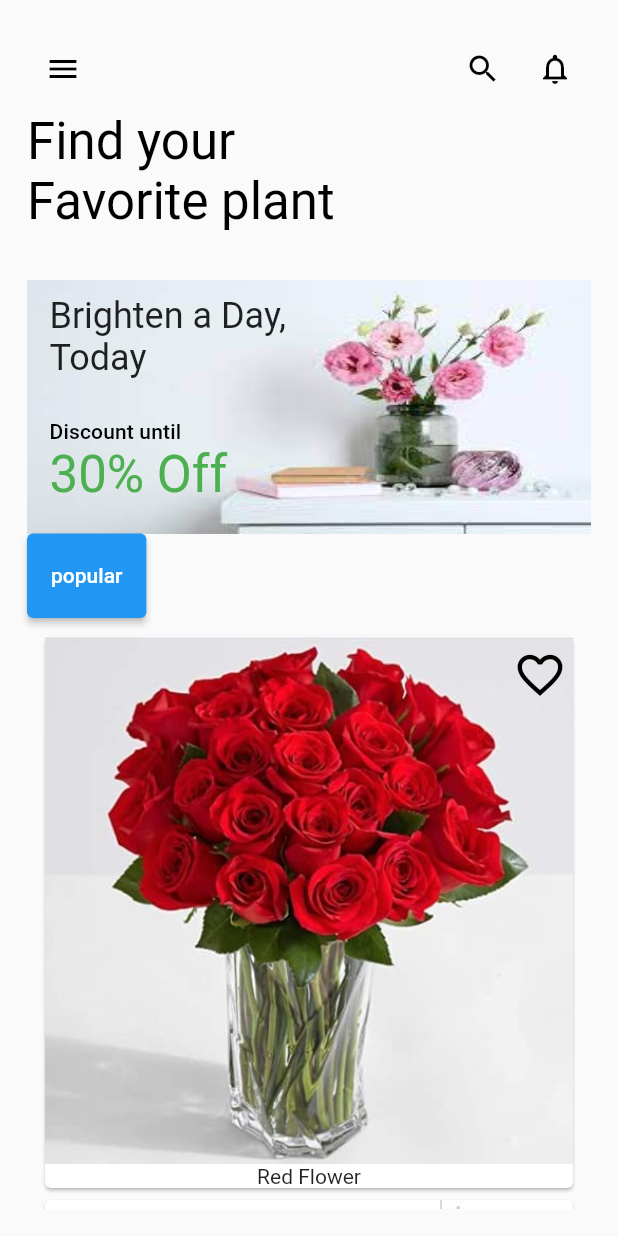
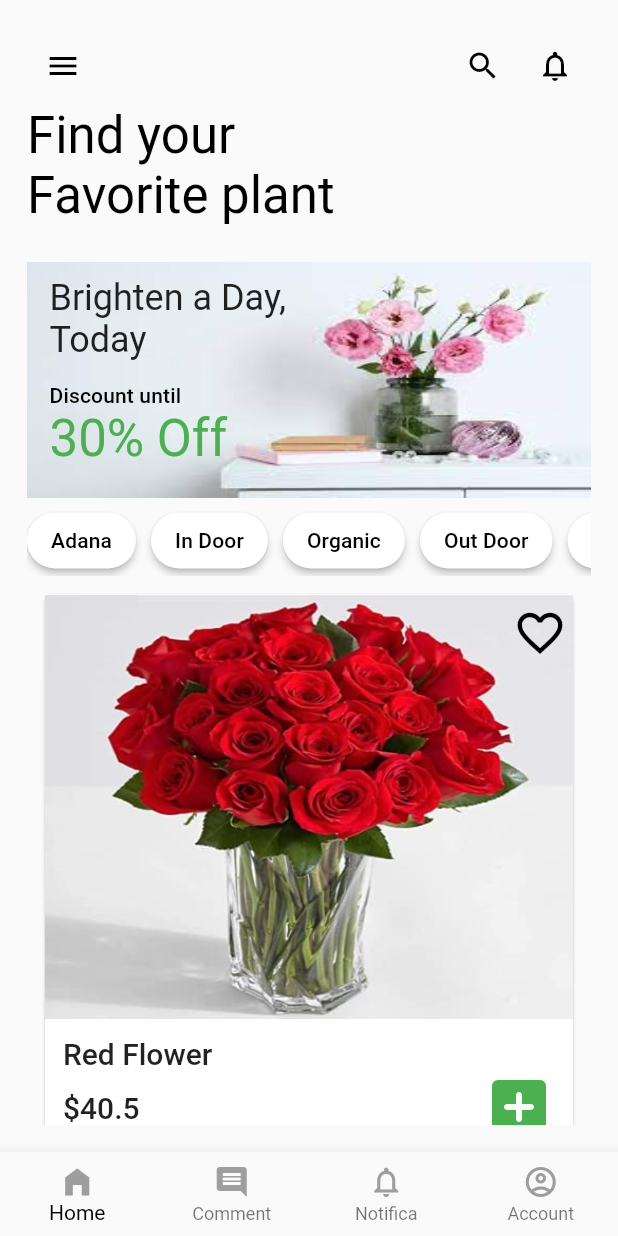
Before and after one commit to skyturkish/flutter_plant_shop_applications, a Flutter app: the screen it shows after launch, on a phone screen of 412 x 824 dp. Run offline on Flutter 3.47's test engine with Material 2 defaults, Android fonts, the light colour scheme and no system bars.

Commit message:
WelcomePage-0.9

```diff
--- a/lib/core/Listview_horizontally_categories.dart
+++ b/lib/core/Listview_horizontally_categories.dart
@@ -1,15 +1,94 @@
 import 'package:flutter/material.dart';
+import 'package:flutter/rendering.dart';
 
 class ListViewCategories extends StatefulWidget {
-  ListViewCategories({Key? key}) : super(key: key);
+  const ListViewCategories({Key? key}) : super(key: key);
 
   @override
   State<ListViewCategories> createState() => _ListViewCategoriesState();
 }
 
 class _ListViewCategoriesState extends State<ListViewCategories> {
+  late final List<Categories> _items;
+
+  @override
+  void initState() {
+    _items = CategoriesItems().items;
+    super.initState();
+  }
+
   @override
   Widget build(BuildContext context) {
-    return Text("data");//ListView.builder(itemBuilder: (BuildContext context, int index) {  },);
+    return ListView.builder(
+      scrollDirection: Axis.horizontal,
+      itemCount: _items.length,
+      itemBuilder: (BuildContext context, int index) {
+        final Categories currentItem = _items[index];
+        return Padding(
+          padding: PaddingUtilities().categoriyPadding,
+          child: ElevatedButton(
+            onPressed: () {
+              setState(() {
+                currentItem.isSelected = !currentItem.isSelected;
+              });
+            },
+            style: ElevatedButton.styleFrom(
+                shape: const StadiumBorder(),
+                primary: currentItem.isSelected
+                    ? ColorUtilities().green
+                    : ColorUtilities().white),
+            child: Text(
+              currentItem.name,
+              style: Theme.of(context).textTheme.subtitle2!.copyWith(
+                    color: currentItem.isSelected ? ColorUtilities().white : null,
+                  ),
+            ),
+          ),
+        );
+      },
+    ); //ListView.builder(itemBuilder: (BuildContext context, int index) {  },);
   }
 }
+
+class ColorUtilities {
+  final Color green = Colors.green;
+  final Color white = Colors.white;
+}
+
+class PaddingUtilities {
+  final EdgeInsets categoriyPadding =
+      const EdgeInsets.only(right: 10.0, top: 10.0,bottom: 5.0);
+}
+
+class Categories {
+  final String name;
+  bool isSelected;
+  Categories({
+    required this.name,
+    this.isSelected = false,
+  });
+}
+
+class CategoriesNames {
+  final String popular = "Popular";
+  final String inDoor = "In Door";
+  final String outDoor = "Out Door";
+  final String organic = "Organic";
+  final String synthetic = "Synthetic";
+  final String adana = "Adana";
+}
+
+class CategoriesItems {
+  CategoriesNames categoriesNames = CategoriesNames();
+  late final List<Categories> items;
+  CategoriesItems() {
+    items = [
+      Categories(name: categoriesNames.adana),
+      Categories(name: categoriesNames.inDoor),
+      Categories(name: categoriesNames.organic),
+      Categories(name: categoriesNames.outDoor),
+      Categories(name: categoriesNames.popular),
+      Categories(name: categoriesNames.synthetic),
+    ];
+  }
+}
--- a/lib/core/isFavoriteButton.dart
+++ b/lib/core/isFavoriteButton.dart
@@ -1,5 +1,6 @@
 import 'package:flutter/material.dart';
 
+// ignore: must_be_immutable
 class IsFavorite extends StatefulWidget {
   IsFavorite({Key? key, required this.isfavorite}) : super(key: key);
   bool isfavorite;
@@ -24,3 +25,6 @@ class IisFavoriteState extends State<IsFavorite> {
     );
   }
 }
+
+
+// Iconbutton kendisinden gelen bir paddingi var unutma
--- /dev/null
+++ b/lib/product/BottomNavigation.dart
@@ -0,0 +1,78 @@
+import 'package:flutter/material.dart';
+
+class BottomNavigtaionMyBar extends StatefulWidget {
+  const BottomNavigtaionMyBar({
+    Key? key,
+  }) : super(key: key);
+
+  @override
+  State<BottomNavigtaionMyBar> createState() => _BottomNavigtaionMyBarState();
+}
+
+class _BottomNavigtaionMyBarState extends State<BottomNavigtaionMyBar> {
+  final TextsNavigationBarItemsUtilies itemsTexts =
+      TextsNavigationBarItemsUtilies();
+
+  late final List<bool> trysomethinglist;
+  @override
+  void initState() {
+    trysomethinglist = [false, false, false, false];
+    super.initState();
+  }
+  @override
+  Widget build(BuildContext context) {
+    return BottomNavigationBar(
+        onTap: (value) {
+          setState(() {
+            for (var i = 0; i < 4; i++) {
+              value == i
+                  ? trysomethinglist[i] = true
+                  : trysomethinglist[i] = false;
+            }
+          });
+        },
+        type: BottomNavigationBarType.fixed,
+        fixedColor: Colors.black,
+        items: [
+          BottomNavigationBarItem(
+              icon: Icon(
+                Icons.home_filled,
+                color: trysomethinglist[0] == true ? ColorsUtility().green: ColorsUtility().grey,
+              ),
+              label: itemsTexts.home),
+          BottomNavigationBarItem(
+              icon: Icon(
+                Icons.comment,
+                color: trysomethinglist[1] == true ? ColorsUtility().green:ColorsUtility().grey,
+              ),
+              label: itemsTexts.comment),
+          BottomNavigationBarItem(
+              icon: Icon(
+                Icons.notifications_none,
+                color: trysomethinglist[2] == true ? ColorsUtility().green: ColorsUtility().grey,
+              ),
+              label: itemsTexts.notifications),
+          BottomNavigationBarItem(
+              icon: Icon(
+                Icons.account_circle_outlined,
+                color: trysomethinglist[3] == true ? ColorsUtility().green: ColorsUtility().grey,
+              ),
+              label: itemsTexts.account),
+        ]);
+  }
+}
+
+class ColorsUtility {
+  final Color green = Colors.green;
+  final Color grey = Colors.grey;
+
+}
+
+enum NavigationItems { home, comment, notifications, account }
+
+class TextsNavigationBarItemsUtilies {
+  final String home = 'Home';
+  final String comment = 'Comment';
+  final String notifications = 'Notifica';
+  final String account = 'Account';
+}
--- a/lib/product/ProductListView.dart
+++ b/lib/product/ProductListView.dart
@@ -24,22 +24,87 @@ class _ListViewProductItemsState extends State<ListViewProductItems> {
       padding: EdgeInsets.all(8.0),
       itemCount: _items.length,
       itemBuilder: (context, index) {
+        final ProductItem currentProduct = _items[index];
         return Card(
           child: Column(
             children: [
-              Stack(
-                alignment: Alignment.topRight,
-                children: <Widget>[
-                  Image.asset(_items[index].picturePath),
-                  IsFavorite(isfavorite: _items[index].isFavorite,),
-
-                ],
-              ),
-              Text(_items[index].name)
+              PictureAndFavoriteButton(currentProduct: currentProduct),
+              Padding(
+                padding: const EdgeInsets.only(left: 12.0, top: 12.0, right: 12.0),
+                child: InformationAboutProduct(currentProduct: currentProduct),
+              )
             ],
           ),
         );
       },
+    );
+  }
+}
+
+class InformationAboutProduct extends StatelessWidget {
+  const InformationAboutProduct({
+    Key? key,
+    required this.currentProduct,
+  }) : super(key: key);
+
+  final ProductItem currentProduct;
+
+  @override
+  Widget build(BuildContext context) {
+    return Column(
+      mainAxisAlignment: MainAxisAlignment.spaceBetween,
+      children: [
+        Align(
+            alignment: Alignment.centerLeft,
+            child: Text(
+              currentProduct.name,
+              style: Theme.of(context).textTheme.headline6,
+            )),
+        Row(
+          mainAxisAlignment: MainAxisAlignment.spaceBetween,
+          children: [
+            Text(
+              '\$${currentProduct.price}',
+              style: Theme.of(context).textTheme.headline6,
+            ),
+            IconButton(
+                padding: EdgeInsets.zero,
+                onPressed: () {},
+                icon: Icon(
+                  Icons.add_box_rounded,
+                  color: Colors.green,
+                  size: 48,
+                )),
+          ],
+        )
+      ],
+    );
+  }
+}
+
+class PictureAndFavoriteButton extends StatelessWidget {
+  const PictureAndFavoriteButton({
+    Key? key,
+    required this.currentProduct,
+  }) : super(key: key);
+
+  final ProductItem currentProduct;
+
+  @override
+  Widget build(BuildContext context) {
+    return Stack(
+      alignment: Alignment.topRight,
+      children: <Widget>[
+        Container(
+            height: MediaQuery.of(context).size.height * 11 / 32,
+            width: MediaQuery.of(context).size.width * 9 / 10,
+            child: FittedBox(
+                fit: BoxFit.fill,
+                child: Image.asset(currentProduct.picturePath))),
+        IsFavorite(
+          isfavorite: currentProduct.isFavorite,
+        ),
+      ],
     );
   }
 }
@@ -96,45 +161,5 @@ class FlowersPictures {
   final String whiteFlower = 'assets/flowers/whiteflower.jpg';
   final String yellowFlower = 'assets/flowers/yellowflower.jpg';
 }
-/**Container(
-          height: MediaQuery.of(context).size.height * 7 / 31,
-          child: Card(
 
-            color: Colors.black,
-            child: Column(
-              children: [
-                Container(
-                  color: Colors.red,
-                ),
-                Container(
-                  color: Colors.amberAccent,
-                )
-              ],
-            ),
-          ),
-        ); */
-
-
-
-
-
-
-
-
-
-
-        /**Column(
-          children: [
-            Container(
-              width: MediaQuery.of(context).size.width*10/21,
-              height: MediaQuery.of(context).size.height * 7 / 31,
-              decoration: BoxDecoration(
-                image: DecorationImage(
-                  fit: BoxFit.fill,
-                  image: AssetImage(_items[index].picturePath),
-                ),
-              ),
-            ),
-            Container(height: 40,color: Colors.black,)
-          ],
-        );---------------Çalışıyor bu  */
+/**Fitted box parent'inde bir yer varsa kaplar. o an aldığı yeri değil. belirli sayılar olması lazım oranlar değil */
--- a/lib/views/main_page.dart
+++ b/lib/views/main_page.dart
@@ -1,6 +1,8 @@
 import 'package:flutter/material.dart';
+import 'package:flutter_plant_shop_ui/core/Listview_horizontally_categories.dart';
 
 import 'package:flutter_plant_shop_ui/core/container_picture.dart';
+import 'package:flutter_plant_shop_ui/product/BottomNavigation.dart';
 import 'package:flutter_plant_shop_ui/product/ProductListView.dart';
 
 class MainPage extends StatefulWidget {
@@ -11,7 +13,6 @@ class MainPage extends StatefulWidget {
 }
 
 class _MainPageState extends State<MainPage> {
-
   @override
   Widget build(BuildContext context) {
     return SafeArea(
@@ -20,15 +21,17 @@ class _MainPageState extends State<MainPage> {
           padding: Paddingutilities().generalPadding,
           child: Column(
             crossAxisAlignment: CrossAxisAlignment.start,
-            children: [
+            children: const [
               Expanded(flex: 2, child: Top()),
               Expanded(flex: 4, child: FirstTexts()),
               Expanded(flex: 6, child: TextsOnPicture()),
-              Expanded(flex: 2, child: ElevatedButton(onPressed: (){}, child: Text('popular'))),
-              Expanded(flex: 14, child:ListViewProductItems()),
+              Expanded(flex: 2, child: ListViewCategories()),
+              Expanded(flex: 14, child: ListViewProductItems()),
             ],
           ),
         ),
+        bottomNavigationBar: BottomNavigtaionMyBar(),
+
       ),
     );
   }
@@ -54,7 +57,7 @@ class TextsOnPicture extends StatelessWidget {
             ),
             Text(TextUtilities().today,
                 style: Theme.of(context).textTheme.headline5),
-            Spacer(),
+            const Spacer(),
             Text(TextUtilities().discountUntil,
                 style: Theme.of(context).textTheme.subtitle2),
             Text(TextUtilities().discountThirty,
@@ -107,10 +110,11 @@ class Top extends StatelessWidget {
   Widget build(BuildContext context) {
     return Row(
       children: [
-        IconButton(onPressed: () {}, icon: Icon(Icons.menu)),
-        Spacer(),
-        IconButton(onPressed: () {}, icon: Icon(Icons.search)),
-        IconButton(onPressed: () {}, icon: Icon(Icons.notifications_none)),
+        IconButton(onPressed: () {}, icon: const Icon(Icons.menu)),
+        const Spacer(),
+        IconButton(onPressed: () {}, icon: const Icon(Icons.search)),
+        IconButton(
+            onPressed: () {}, icon: const Icon(Icons.notifications_none)),
       ],
     );
   }
```
Also changed, not shown: lib/main.dart (line endings or trailing spaces).
